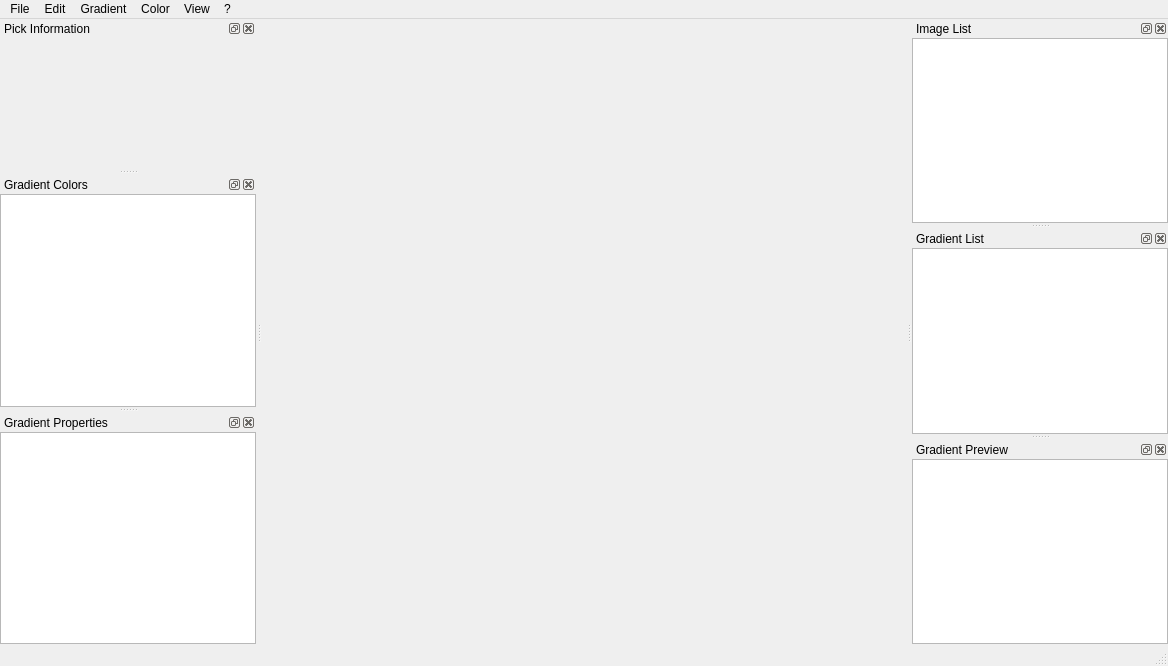
Qt form imagecolorpicker/widgets/mainwindow/mainwindow.ui (LeStahL/ImageColorPicker) before a commit.
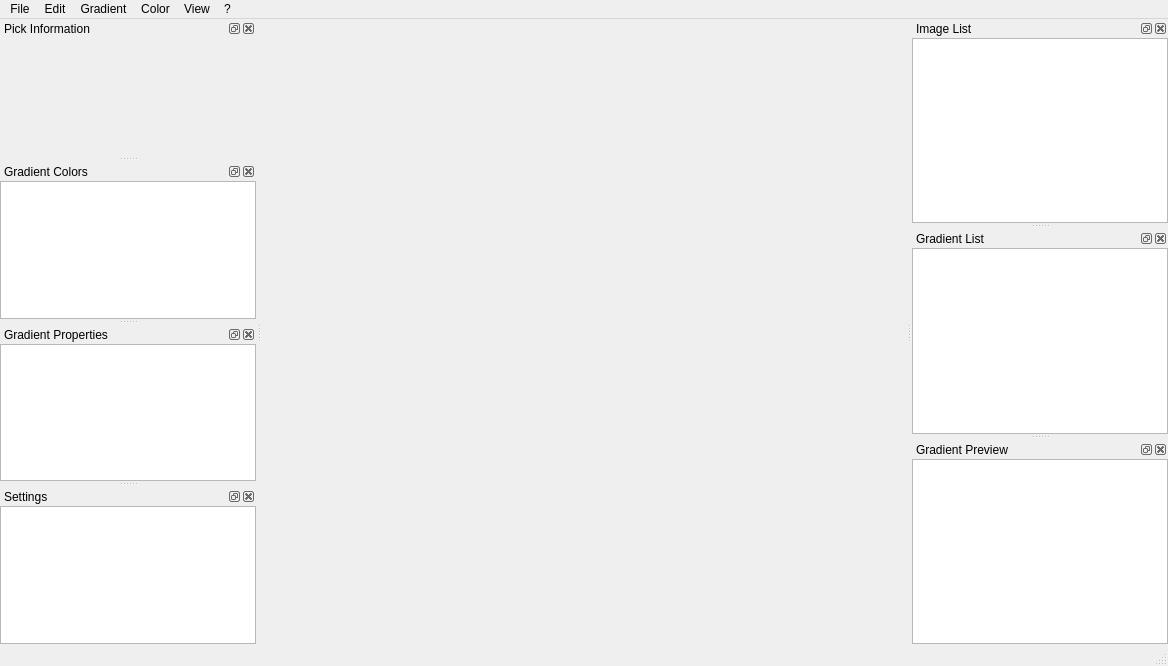
The same form after that commit. Custom widgets are drawn as their Qt base class.

The edit to the form file:
```diff
--- a/imagecolorpicker/widgets/mainwindow/mainwindow.ui
+++ b/imagecolorpicker/widgets/mainwindow/mainwindow.ui
@@ -316,6 +316,33 @@
     </layout>
    </widget>
   </widget>
+  <widget class="QDockWidget" name="settingsDockWidget">
+   <property name="windowTitle">
+    <string>Settings</string>
+   </property>
+   <attribute name="dockWidgetArea">
+    <number>1</number>
+   </attribute>
+   <widget class="QWidget" name="settingsDockWidgetContents">
+    <layout class="QVBoxLayout" name="verticalLayout_8">
+     <property name="leftMargin">
+      <number>0</number>
+     </property>
+     <property name="topMargin">
+      <number>0</number>
+     </property>
+     <property name="rightMargin">
+      <number>0</number>
+     </property>
+     <property name="bottomMargin">
+      <number>0</number>
+     </property>
+     <item>
+      <widget class="QTableView" name="settingsTableView"/>
+     </item>
+    </layout>
+   </widget>
+  </widget>
   <action name="actionOpen">
    <property name="text">
     <string>Open</string>
```
Left out of the diff: 8 changed lines with no effect on the pictures.
